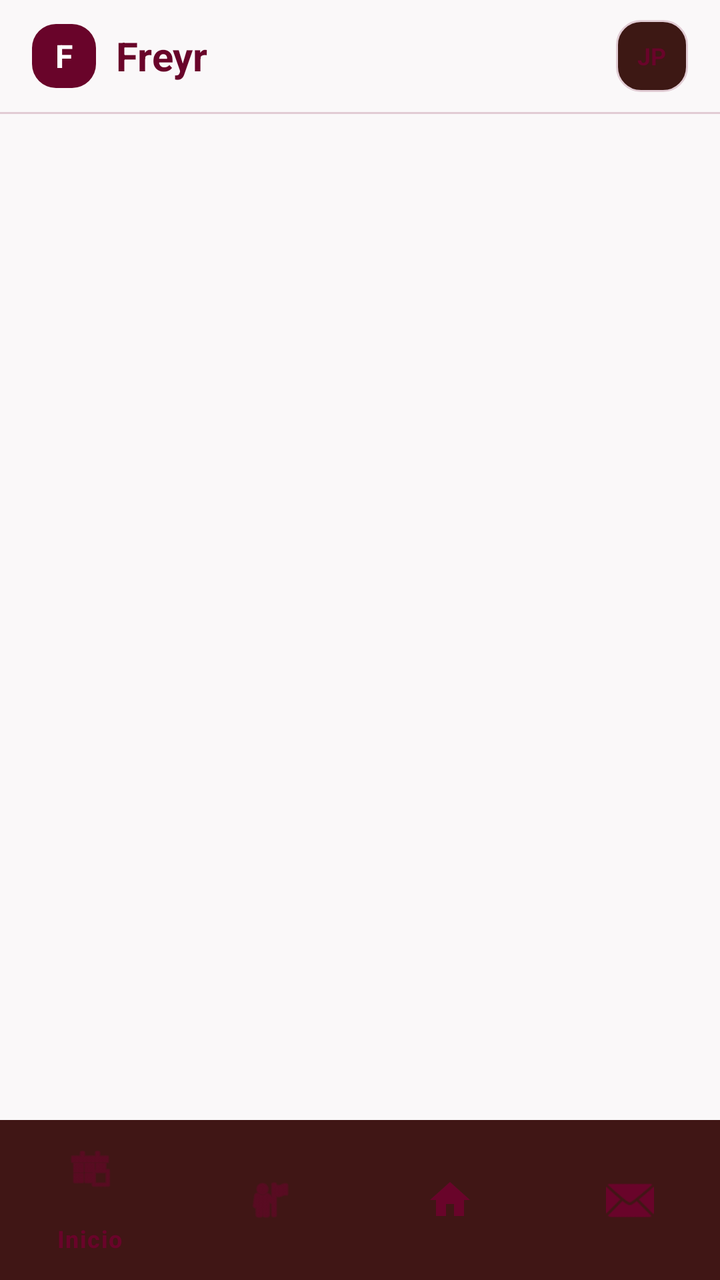
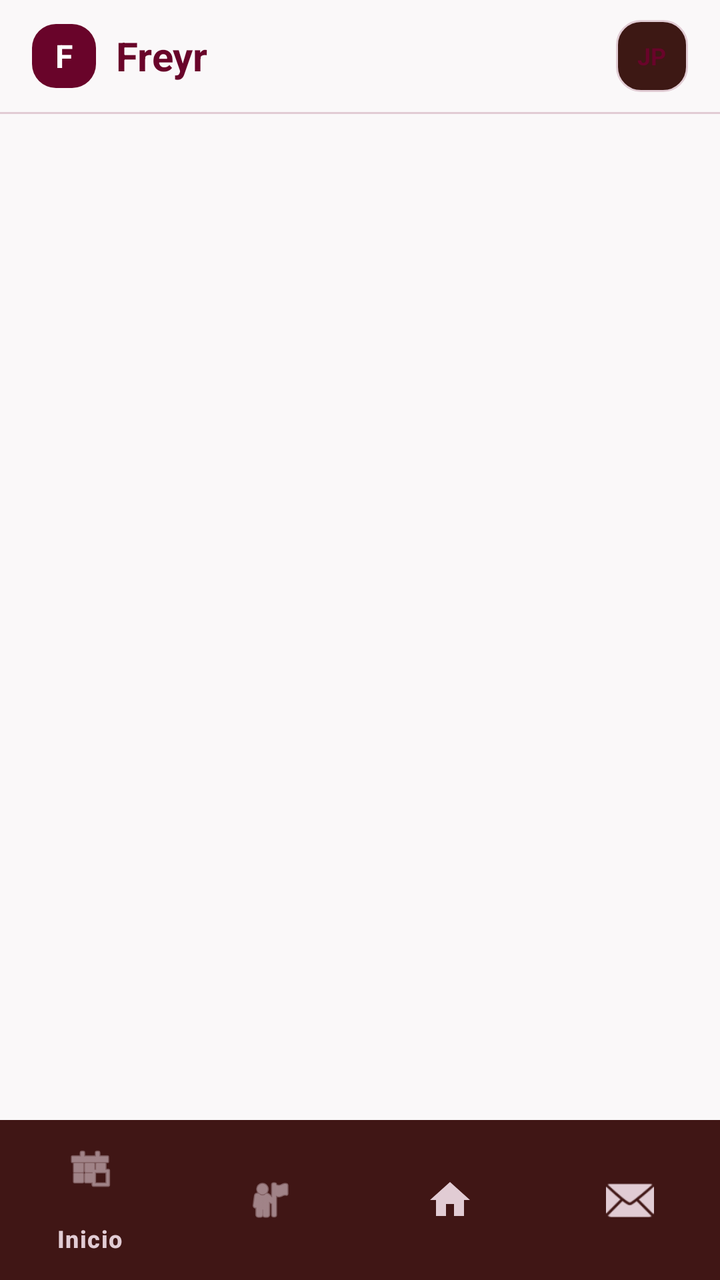

Two renders of the same Android screen: before a commit and after it. Below are the layout's source before the change and the commit's diff.
<!-- AndroidManifest.xml: application theme Theme.Freyr -->
<!-- res/layout/activity_main.xml -->
<?xml version="1.0" encoding="utf-8"?>
<LinearLayout xmlns:android="http://schemas.android.com/apk/res/android"
    xmlns:app="http://schemas.android.com/apk/res-auto"
    android:layout_width="match_parent"
    android:layout_height="match_parent"
    android:orientation="vertical"
    android:background="@color/freyr_background">

    
    <LinearLayout
        android:layout_width="match_parent"
        android:layout_height="56dp"
        android:orientation="horizontal"
        android:gravity="center_vertical"
        android:paddingStart="16dp"
        android:paddingEnd="16dp"
        android:background="@color/freyr_background">

        <FrameLayout
            android:layout_width="32dp"
            android:layout_height="32dp"
            android:background="@drawable/bg_button_primary">
            <TextView
                android:layout_width="wrap_content"
                android:layout_height="wrap_content"
                android:text="F"
                android:textColor="#FFFFFF"
                android:textSize="16sp"
                android:textStyle="bold"
                android:layout_gravity="center" />
        </FrameLayout>

        <TextView
            android:id="@+id/tv_app_title"
            android:layout_width="0dp"
            android:layout_height="wrap_content"
            android:layout_weight="1"
            android:text="Freyr"
            android:textColor="@color/freyr_primary"
            android:textSize="20sp"
            android:textStyle="bold"
            android:layout_marginStart="10dp" />

        
        <FrameLayout
            android:id="@+id/btn_profile_avatar"
            android:layout_width="36dp"
            android:layout_height="36dp"
            android:background="@drawable/bg_button_secondary"
            android:clickable="true"
            android:focusable="true">
            <TextView
                android:id="@+id/tv_user_initials"
                android:layout_width="wrap_content"
                android:layout_height="wrap_content"
                android:text="JP"
                android:textColor="@color/freyr_primary"
                android:textSize="12sp"
                android:textStyle="bold"
                android:layout_gravity="center" />
        </FrameLayout>
    </LinearLayout>

    <View
        android:layout_width="match_parent"
        android:layout_height="1dp"
        android:background="@color/freyr_secondary" />

    
    <FrameLayout
        android:id="@+id/fragment_container"
        android:layout_width="match_parent"
        android:layout_height="0dp"
        android:layout_weight="1" />

    
    <com.google.android.material.bottomnavigation.BottomNavigationView
        android:id="@+id/bottom_navigation"
        android:layout_width="match_parent"
        android:layout_height="wrap_content"
        android:background="@color/freyr_surface"
        app:itemIconTint="@color/freyr_primary"
        app:itemTextColor="@color/freyr_primary"
        app:menu="@menu/bottom_nav_menu" />

</LinearLayout>
<!-- resources referenced by this layout -->
<resources>
  <color name="freyr_background">#FAF8F9</color>
  <color name="freyr_primary">#69042A</color>
  <color name="freyr_secondary">#E1CCD4</color>
  <color name="freyr_surface">#3D1814</color>
  <!-- drawable bg_button_primary (drawable) -->
  <?xml version="1.0" encoding="utf-8"?>
  <ripple xmlns:android="http://schemas.android.com/apk/res/android"
      android:color="#33FFFFFF">
      <item>
          <shape android:shape="rectangle">
              <corners android:radius="12dp" />
              <solid android:color="@color/freyr_primary" />
          </shape>
      </item>
  </ripple>
  <!-- drawable bg_button_secondary (drawable) -->
  <?xml version="1.0" encoding="utf-8"?>
  <ripple xmlns:android="http://schemas.android.com/apk/res/android"
      android:color="#33E1CCD4">
      <item>
          <shape android:shape="rectangle">
              <corners android:radius="12dp" />
              <solid android:color="@color/freyr_surface" />
              <stroke android:width="1dp" android:color="@color/freyr_secondary" />
          </shape>
      </item>
  </ripple>
  <style name="Theme.Freyr" parent="Theme.Material3.Dark.NoActionBar">
          
          <item name="colorPrimary">@color/freyr_primary</item>
          <item name="colorPrimaryDark">@color/freyr_primary_dark</item>
          <item name="colorSecondary">@color/freyr_secondary</item>
          <item name="colorOnPrimary">#FFFFFF</item>
          <item name="colorOnSecondary">@color/freyr_primary</item>
  
          
          <item name="android:colorBackground">@color/freyr_background</item>
          <item name="colorSurface">@color/freyr_surface</item>
          <item name="colorOnSurface">@color/freyr_text_primary</item>
  
          
          <item name="android:statusBarColor">@color/freyr_background</item>
          <item name="android:windowLightStatusBar">false</item>
          <item name="android:navigationBarColor">@color/freyr_background</item>
          <item name="android:windowLightNavigationBar">false</item>
          
          
          <item name="android:textColor">@color/freyr_text_primary</item>
          <item name="android:textColorHint">@color/freyr_text_secondary</item>
          <item name="colorControlNormal">@color/freyr_secondary</item>
          <item name="colorControlActivated">@color/freyr_primary</item>
      </style>
  <color name="freyr_primary_dark">#4A031E</color>
  <color name="freyr_text_primary">#E1CCD4</color>
  <color name="freyr_text_secondary">#F6F5CFD4</color>
</resources>

<!-- the commit's change to res/layout/activity_main.xml (unified diff, before → after) -->
@@ -79,8 +79,8 @@
         android:layout_width="match_parent"
         android:layout_height="wrap_content"
         android:background="@color/freyr_surface"
-        app:itemIconTint="@color/freyr_primary"
-        app:itemTextColor="@color/freyr_primary"
+        app:itemIconTint="@color/freyr_secondary"
+        app:itemTextColor="@color/freyr_secondary"
         app:menu="@menu/bottom_nav_menu" />
 
 </LinearLayout>
